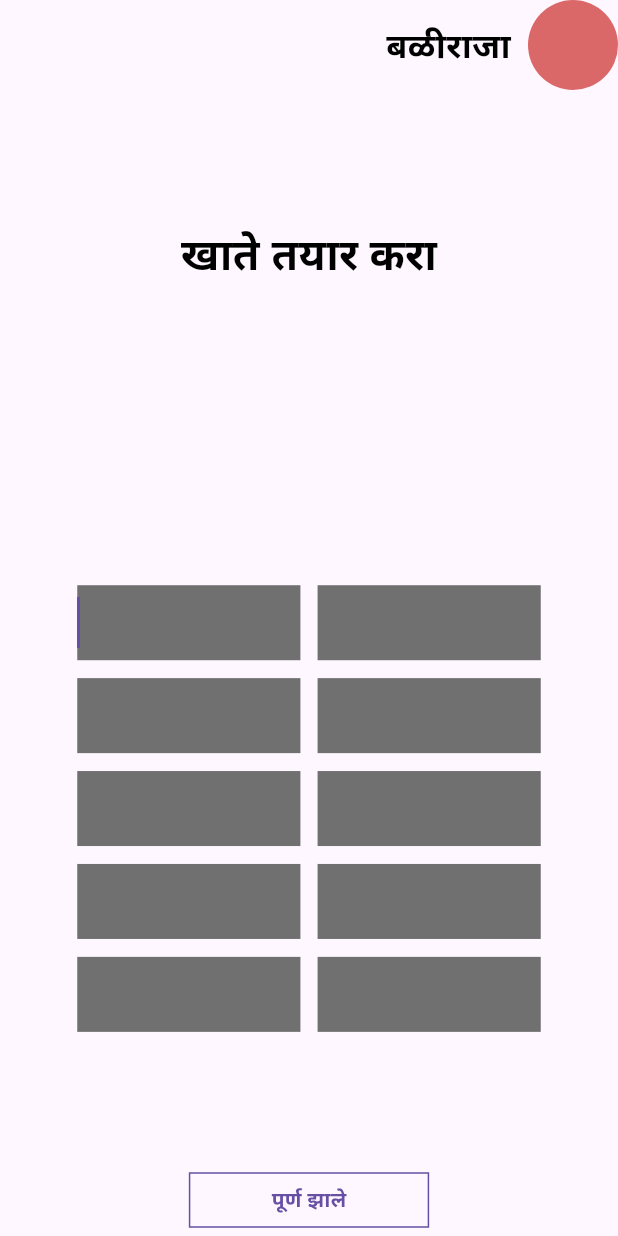
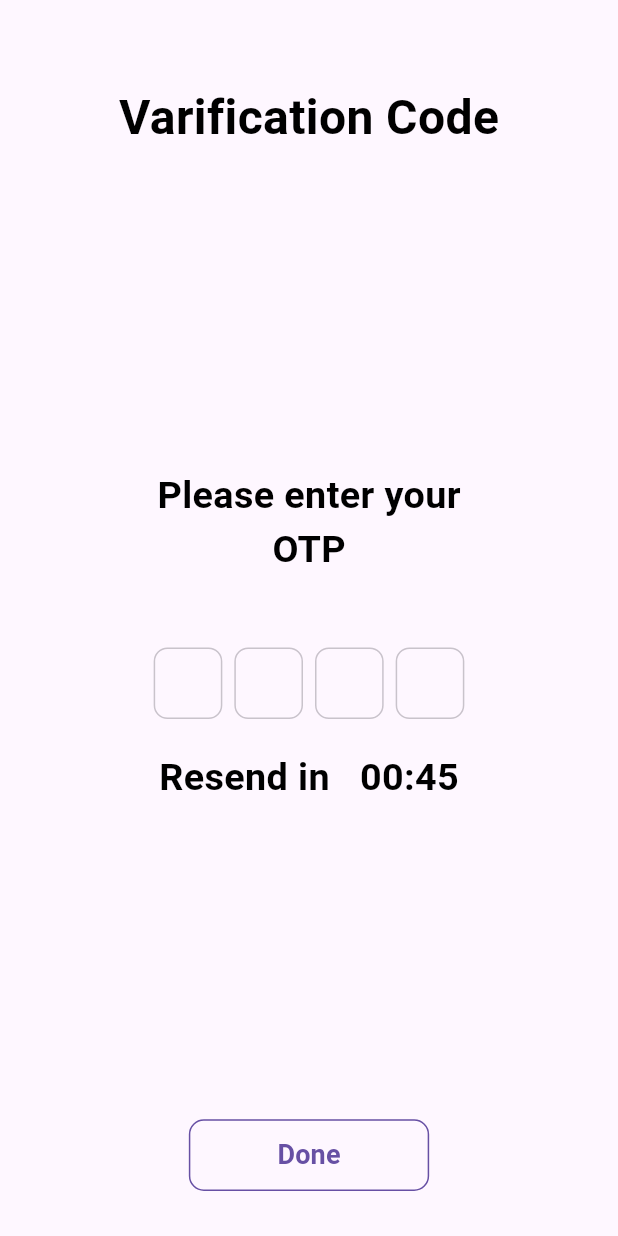
Before and after one commit to JalindarJagtap/Baliraja-app, a Flutter app: the screen it shows after launch, on a phone screen of 412 x 824 dp. Run offline on Flutter 3.47's test engine with Material 3 defaults, Android fonts, the phone set to English and light mode, and no system bars; drawn by our look-alikes of pinput; our stand-ins replace flutter_screenutil, go_router, google_fonts.

Commit message:
work done

```diff
--- a/lib/constants/app_string.dart
+++ b/lib/constants/app_string.dart
@@ -6,4 +6,11 @@ class AppStrings {
   static const String centertitle = "खाते तयार करा";
   static const String buttontext = "पूर्ण झाले";
   static const String lastname = "आडनाव ";
+  static const String varificationCode = "Varification Code";
+  static const String pleaseEnterYour = "Please enter your";
+  static const String done = "Done";
+  static const String resendIn = "Resend in";
+  static const String otp = "OTP";
+  static const String obsureOtpText = "●";
+  static const String otpTime = "00:45";
 }
--- a/lib/presentatioin/otp_screen/otp_screen.dart
+++ b/lib/presentatioin/otp_screen/otp_screen.dart
@@ -0,0 +1,128 @@
+import 'package:baliraja/constants/app_string.dart';
+import 'package:baliraja/widgets/button_widget.dart';
+import 'package:baliraja/widgets/custom_text_widget.dart';
+import 'package:flutter/material.dart';
+import 'package:flutter/services.dart';
+import 'package:flutter_screenutil/flutter_screenutil.dart';
+import 'package:pinput/pinput.dart';
+
+class GetOtpScreen extends StatefulWidget {
+  const GetOtpScreen({super.key});
+
+  @override
+  State<GetOtpScreen> createState() => _GetOtpScreenState();
+}
+
+class _GetOtpScreenState extends State<GetOtpScreen> {
+  @override
+  Widget build(BuildContext context) {
+    return SafeArea(
+      child: Scaffold(
+        body: Center(
+          child: Padding(
+            padding: const EdgeInsets.symmetric(vertical: 30),
+            child: Column(
+              mainAxisAlignment: MainAxisAlignment.spaceBetween,
+              children: [
+                Padding(
+                  padding: const EdgeInsets.only(top: 25),
+                  child: TextWidget(
+                      data: AppStrings.varificationCode,
+                      fontSize: 28.sp,
+                      color: Colors.black,
+                      fontWeight: FontWeight.bold),
+                ),
+                Column(
+                  children: [
+                    TextWidget(
+                      data: AppStrings.pleaseEnterYour,
+                      color: Colors.black,
+                      fontSize: 22.sp,
+                    ),
+                    TextWidget(
+                      data: AppStrings.otp,
+                      fontSize: 22.sp,
+                      color: Colors.black,
+                    ),
+                    SizedBox(
+                      height: 40.h,
+                    ),
+                    Pinput(
+                      obscuringWidget: TextWidget(
+                        context: context,
+                        data: AppStrings.obsureOtpText,
+                        fontSize: 30.sp,
+                        color: Theme.of(context).shadowColor,
+                      ),
+                      inputFormatters: [
+                        LengthLimitingTextInputFormatter(4),
+                        FilteringTextInputFormatter.digitsOnly
+                      ],
+                      closeKeyboardWhenCompleted: true,
+                      keyboardType: TextInputType.number,
+                      focusedPinTheme: PinTheme(
+                          height: 40.h,
+                          width: 40.w,
+                          decoration: BoxDecoration(
+                              border: Border.all(
+                                color: Theme.of(context)
+                                    .dividerColor
+                                    .withOpacity(0.4),
+                              ),
+                              color: Theme.of(context).scaffoldBackgroundColor,
+                              borderRadius: BorderRadius.circular(8.r))),
+                      defaultPinTheme: PinTheme(
+                        height: 40.h,
+                        width: 40.w,
+                        decoration: BoxDecoration(
+                          border: Border.all(
+                            color:
+                                Theme.of(context).dividerColor.withOpacity(0.4),
+                          ),
+                          color: Theme.of(context).scaffoldBackgroundColor,
+                          borderRadius: BorderRadius.circular(8.r),
+                        ),
+                      ),
+                      length: 4,
+                    ),
+                    SizedBox(
+                      height: 20,
+                    ),
+                    Row(
+                      mainAxisAlignment: MainAxisAlignment.center,
+                      children: [
+                        TextWidget(
+                          data: AppStrings.resendIn,
+                          fontSize: 22.sp,
+                          color: Colors.black,
+                        ),
+                        SizedBox(
+                          width: 20,
+                        ),
+                        TextWidget(
+                          data: AppStrings.otpTime,
+                          fontSize: 22.sp,
+
+                          color: Colors.black,
+                        )
+                      ],
+                    ),
+                  ],
+                ),
+                Container(
+                  height: 40.h,
+                  width: 140.w,
+                  child: OutlineButtonWidget(
+                    labelFontSize: 18,
+                    text: AppStrings.done,
+                    borderRadius: 10,
+                  ),
+                )
+              ],
+            ),
+          ),
+        ),
+      ),
+    );
+  }
+}
--- a/lib/utils/routes/routes.dart
+++ b/lib/utils/routes/routes.dart
@@ -1,3 +1,4 @@
+import 'package:baliraja/presentatioin/otp_screen/otp_screen.dart';
 import 'package:baliraja/presentatioin/user_account_screen/user_account_screen.dart';
 import 'package:go_router/go_router.dart';
 
@@ -9,9 +10,13 @@ class Routes {
   late final GoRouter _goRouter = GoRouter(
     initialLocation: splashScreen,
     routes: [
+      // GoRoute(
+      //   path: splashScreen,
+      //   builder: (context, state) => const UserAccountScreen(),
+      // ),
       GoRoute(
         path: splashScreen,
-        builder: (context, state) => const UserAccountScreen(),
+        builder: (context, state) => const GetOtpScreen(),
       ),
     ],
   );
--- a/pubspec.yaml
+++ b/pubspec.yaml
@@ -40,6 +40,7 @@ dependencies:
   go_router: ^12.1.3
   flutter_screenutil: ^5.9.0
   google_fonts: ^6.1.0
+  pinput: ^3.0.1
 
 dev_dependencies:
   flutter_test:
```
Also changed, not shown: pubspec.lock, 5 other files.
